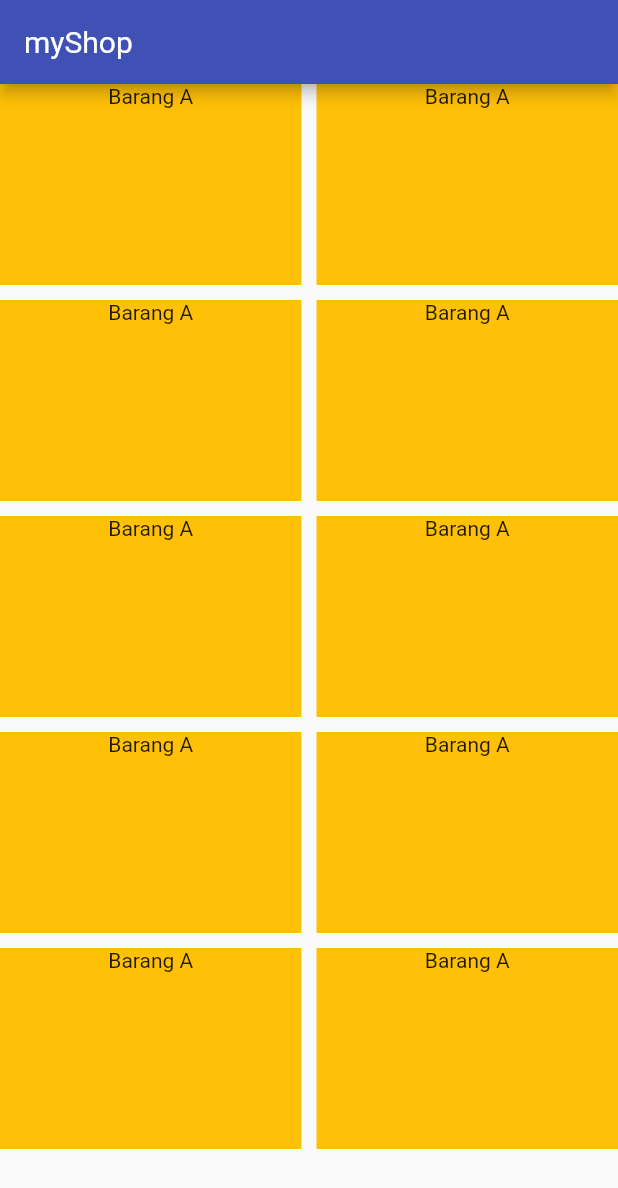
After one commit to untaravc/flutter_start, a Flutter app: the screen it shows after launch, on a phone screen of 412 x 824 dp. The commit adds this screen. Shown: the top 1188 px of the screen. Run offline on Flutter 3.47's test engine with Material 2 defaults, Android fonts, the phone set to English and light mode, and no system bars.

Commit message:
provider get

```diff
--- a/lib/main.dart
+++ b/lib/main.dart
@@ -1,6 +1,8 @@
 import 'package:flutter/material.dart';
 import 'package:flutter_application_1/screens/product_detail_screen.dart';
 import 'package:flutter_application_1/screens/product_overview_screen.dart';
+import 'package:provider/provider.dart';
+import './provider/all_products.dart';
 
 void main() {
   runApp(MyApp());
@@ -11,7 +13,9 @@ class MyApp extends StatelessWidget {
 
   @override
   Widget build(BuildContext context) {
-    return MaterialApp(
+    return ChangeNotifierProvider(
+      create: ((context) => Products()),
+      child: MaterialApp(
         debugShowCheckedModeBanner: false,
         title: 'myShop',
         theme: ThemeData(primarySwatch: Colors.indigo, fontFamily: 'Roboto'),
@@ -20,6 +24,7 @@ class MyApp extends StatelessWidget {
           ProductOverviewScreen.nameRoute: (context) => ProductOverviewScreen(),
           ProductDetailScreen.nameRoute: (context) => ProductDetailScreen(),
         },
+      ),
     );
   }
 }
--- /dev/null
+++ b/lib/provider/all_products.dart
@@ -0,0 +1,17 @@
+import 'package:flutter/material.dart';
+import '../models/products.dart';
+
+class Products with ChangeNotifier {
+  List<Product> _allproducts = List.generate(10, (index) {
+    return Product(
+        id: index.toString(),
+        title: 'Barang A',
+        description: 'Deskripsi',
+        imageUrl: 'Image url',
+        price: 20000.00);
+  });
+
+  List<Product> get allproducts {
+    return [..._allproducts];
+  }
+}
--- /dev/null
+++ b/lib/widgets/product_grid.dart
@@ -0,0 +1,29 @@
+import 'package:flutter/material.dart';
+import 'package:provider/provider.dart';
+
+import '../provider/all_products.dart';
+import './product_item.dart';
+
+class ProductGrid extends StatelessWidget {
+  @override
+  Widget build(BuildContext context) {
+    final productData = Provider.of<Products>(context);
+    final all_product = productData.allproducts;
+
+    return GridView.builder(
+        gridDelegate: SliverGridDelegateWithFixedCrossAxisCount(
+          crossAxisCount: 2,
+          childAspectRatio: 3 / 2,
+          crossAxisSpacing: 10,
+          mainAxisSpacing: 10,
+        ),
+        itemCount: all_product.length,
+        itemBuilder: ((context, index) {
+          return ProductItem(
+            id: all_product[index].id,
+            title: all_product[index].title,
+            imageUrl: all_product[index].imageUrl,
+          );
+        }));
+  }
+}
```
Also changed, not shown: lib/screens/product_overview_screen.dart (+2 -28 lines). Lines whose indentation alone changed are shown as unchanged.
